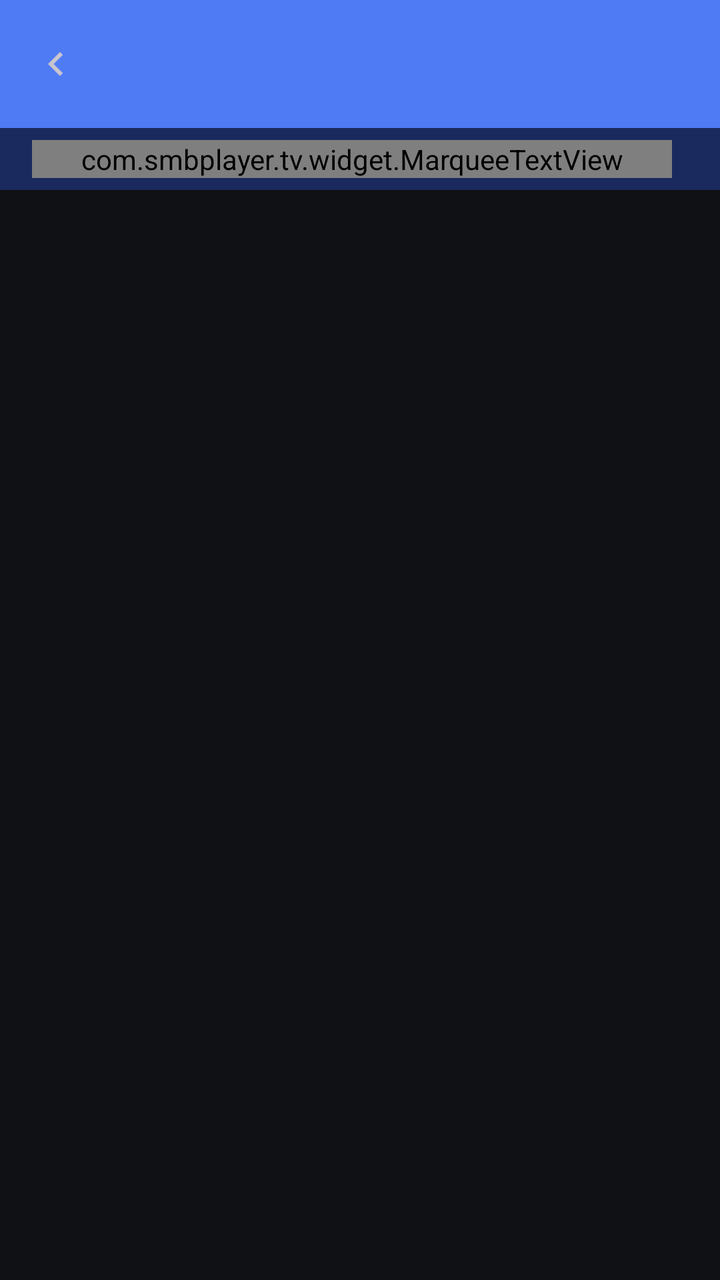
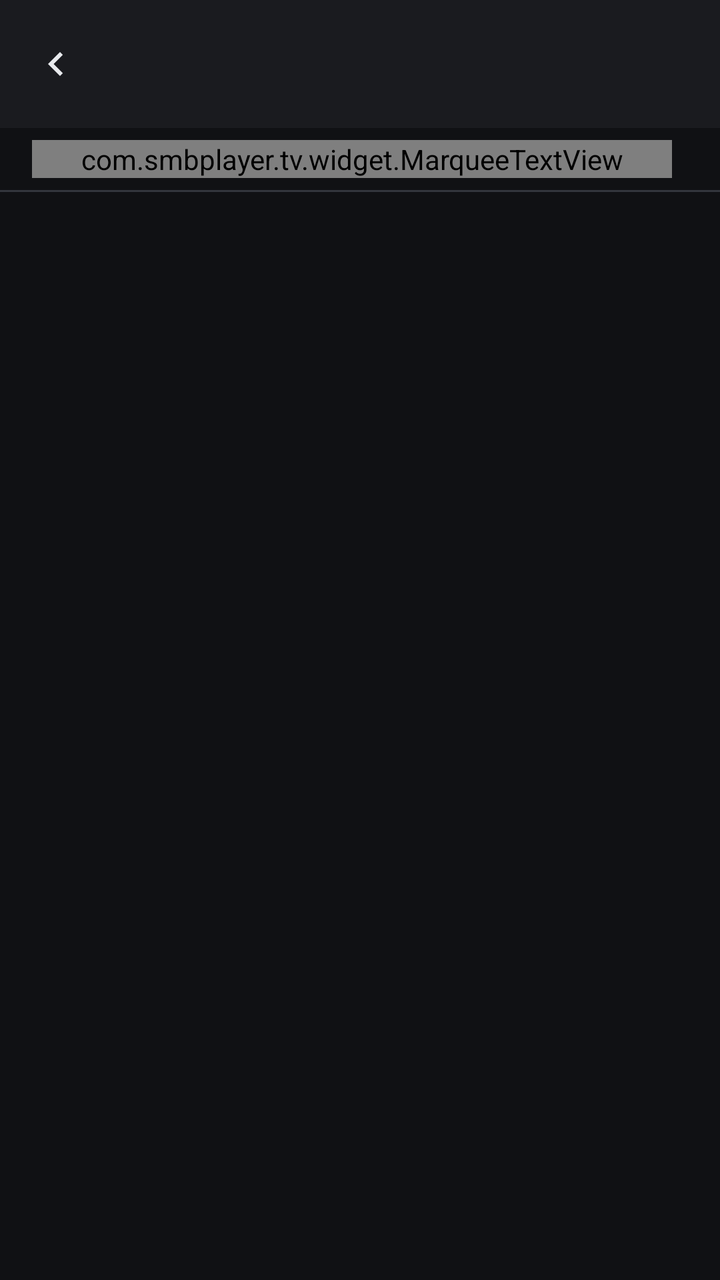

The first picture is an Android layout as it rendered before a commit; the second is the same layout after the commit. The layout source and the unified diff follow.
<!-- AndroidManifest.xml: application theme Theme.SmbPlayer -->
<!-- res/layout/activity_browse.xml -->
<?xml version="1.0" encoding="utf-8"?>
<LinearLayout xmlns:android="http://schemas.android.com/apk/res/android"
    xmlns:app="http://schemas.android.com/apk/res-auto"
    android:layout_width="match_parent"
    android:layout_height="match_parent"
    android:background="?android:attr/colorBackground"
    android:fitsSystemWindows="true"
    android:orientation="vertical">

    <com.google.android.material.appbar.MaterialToolbar
        android:id="@+id/toolbar"
        android:layout_width="match_parent"
        android:layout_height="?attr/actionBarSize"
        android:background="@color/primary"
        app:navigationContentDescription="@string/back"
        app:navigationIcon="@drawable/ic_chevron_left"
        app:titleTextColor="@color/on_primary" />

    <LinearLayout
        android:layout_width="match_parent"
        android:layout_height="wrap_content"
        android:background="@color/primary_dark"
        android:gravity="center_vertical"
        android:orientation="horizontal"
        android:paddingStart="16dp"
        android:paddingEnd="16dp"
        android:paddingTop="6dp"
        android:paddingBottom="6dp">

        <com.smbplayer.tv.widget.MarqueeTextView
            android:id="@+id/tv_path"
            android:layout_width="0dp"
            android:layout_height="wrap_content"
            android:layout_weight="1"
            android:textColor="@color/on_primary"
            android:textSize="12sp" />

        <TextView
            android:id="@+id/tv_count"
            android:layout_width="wrap_content"
            android:layout_height="wrap_content"
            android:layout_marginStart="8dp"
            android:textColor="@color/on_primary"
            android:textSize="12sp" />
    </LinearLayout>

    <FrameLayout
        android:layout_width="match_parent"
        android:layout_height="0dp"
        android:layout_weight="1">

        <androidx.recyclerview.widget.RecyclerView
            android:id="@+id/recycler"
            android:descendantFocusability="afterDescendants"
            android:layout_width="match_parent"
            android:layout_height="match_parent"
            android:clipToPadding="false"
            android:scrollbars="vertical" />

        <ProgressBar
            android:id="@+id/progress"
            android:layout_width="48dp"
            android:layout_height="48dp"
            android:layout_gravity="center"
            android:indeterminateTint="@color/primary"
            android:visibility="gone" />

        <LinearLayout
            android:id="@+id/empty_view"
            android:layout_width="wrap_content"
            android:layout_height="wrap_content"
            android:layout_gravity="center"
            android:gravity="center"
            android:orientation="vertical"
            android:padding="24dp"
            android:visibility="gone">

            <ImageView
                android:layout_width="48dp"
                android:layout_height="48dp"
                android:alpha="0.5"
                android:importantForAccessibility="no"
                android:src="@drawable/ic_folder"
                app:tint="@color/on_surface_variant" />

            <TextView
                android:id="@+id/tv_empty"
                android:layout_width="wrap_content"
                android:layout_height="wrap_content"
                android:layout_marginTop="12dp"
                android:gravity="center"
                android:text="@string/browse_empty"
                android:textColor="@color/on_surface_variant"
                android:textSize="15sp" />
        </LinearLayout>
    </FrameLayout>

    
    <LinearLayout
        android:id="@+id/selection_bar"
        android:layout_width="match_parent"
        android:layout_height="wrap_content"
        android:background="@color/primary_dark"
        android:gravity="center_vertical"
        android:orientation="horizontal"
        android:paddingStart="16dp"
        android:paddingEnd="8dp"
        android:paddingTop="8dp"
        android:paddingBottom="8dp"
        android:visibility="gone">

        <TextView
            android:id="@+id/tv_selected_count"
            android:layout_width="0dp"
            android:layout_height="wrap_content"
            android:layout_weight="1"
            android:textColor="@color/on_primary"
            android:textSize="14sp"
            android:textStyle="bold" />

        <Button
            android:id="@+id/btn_select_all"
            style="@style/Widget.Material3.Button.TextButton"
            android:layout_width="wrap_content"
            android:layout_height="wrap_content"
            android:text="@string/select_all"
            android:textColor="@color/on_primary" />

        <Button
            android:id="@+id/btn_delete_selected"
            style="@style/Widget.Material3.Button.TextButton"
            android:layout_width="wrap_content"
            android:layout_height="wrap_content"
            android:text="@string/delete_confirm"
            android:textColor="#FFFF8A80" />

        <Button
            android:id="@+id/btn_cancel_selection"
            style="@style/Widget.Material3.Button.TextButton"
            android:layout_width="wrap_content"
            android:layout_height="wrap_content"
            android:text="@string/server_cancel"
            android:textColor="@color/on_primary" />
    </LinearLayout>

</LinearLayout>
<!-- resources referenced by this layout -->
<resources>
  <color name="on_primary">#FFFFFFFF</color>
  <color name="on_surface_variant">#FFA6AAB3</color>
  <color name="primary">#FF4F7CF5</color>
  <color name="primary_dark">#FF1A2A5E</color>
  <!-- drawable ic_chevron_left (drawable) -->
  <?xml version="1.0" encoding="utf-8"?>
  <vector xmlns:android="http://schemas.android.com/apk/res/android"
      android:width="24dp" android:height="24dp"
      android:viewportWidth="24" android:viewportHeight="24"
      android:tint="?attr/colorControlNormal">
      <path android:fillColor="@android:color/white"
          android:pathData="M15.41,7.41L14,6l-6,6 6,6 1.41,-1.41L10.83,12z" />
  </vector>
  <!-- drawable ic_folder (drawable) -->
  <?xml version="1.0" encoding="utf-8"?>
  <vector xmlns:android="http://schemas.android.com/apk/res/android"
      android:width="24dp" android:height="24dp"
      android:viewportWidth="24" android:viewportHeight="24"
      android:tint="?attr/colorControlNormal">
      <path android:fillColor="@android:color/white"
          android:pathData="M10,4H4c-1.1,0 -1.99,0.9 -1.99,2L2,18c0,1.1 0.9,2 2,2h16c1.1,0 2,-0.9 2,-2V8c0,-1.1 -0.9,-2 -2,-2h-8l-2,-2z" />
  </vector>
  <string name="back">返回</string>
  <string name="browse_empty">这个文件夹是空的</string>
  <string name="delete_confirm">删除</string>
  <string name="select_all">全选</string>
  <string name="server_cancel">取消</string>
  <style name="Theme.SmbPlayer" parent="Theme.Material3.Dark.NoActionBar">
          <item name="colorPrimary">@color/primary</item>
          <item name="colorOnPrimary">@color/on_primary</item>
          <item name="colorSecondary">@color/secondary</item>
          <item name="android:colorBackground">@color/background</item>
          <item name="colorSurface">@color/surface</item>
          <item name="colorOnSurface">@color/on_surface</item>
          <item name="colorOutline">@color/outline</item>
          <item name="android:statusBarColor">@color/background</item>
      </style>
  <color name="secondary">#FF26A69A</color>
  <color name="background">#FF101114</color>
  <color name="surface">#FF1A1B1F</color>
  <color name="on_surface">#FFE8EAED</color>
  <color name="outline">#FF33363D</color>
</resources>

<!-- the commit's change to res/layout/activity_browse.xml (unified diff, before → after) -->
@@ -7,19 +7,21 @@
     android:fitsSystemWindows="true"
     android:orientation="vertical">
 
+    
     <com.google.android.material.appbar.MaterialToolbar
         android:id="@+id/toolbar"
         android:layout_width="match_parent"
         android:layout_height="?attr/actionBarSize"
-        android:background="@color/primary"
+        android:background="@color/surface"
         app:navigationContentDescription="@string/back"
         app:navigationIcon="@drawable/ic_chevron_left"
-        app:titleTextColor="@color/on_primary" />
+        app:navigationIconTint="@color/on_surface"
+        app:titleTextColor="@color/on_surface" />
 
     <LinearLayout
         android:layout_width="match_parent"
         android:layout_height="wrap_content"
-        android:background="@color/primary_dark"
+        android:background="@color/background"
         android:gravity="center_vertical"
         android:orientation="horizontal"
         android:paddingStart="16dp"
@@ -32,7 +34,7 @@
             android:layout_width="0dp"
             android:layout_height="wrap_content"
             android:layout_weight="1"
-            android:textColor="@color/on_primary"
+            android:textColor="@color/on_surface_variant"
             android:textSize="12sp" />
 
         <TextView
@@ -40,9 +42,14 @@
             android:layout_width="wrap_content"
             android:layout_height="wrap_content"
             android:layout_marginStart="8dp"
-            android:textColor="@color/on_primary"
+            android:textColor="@color/on_surface_variant"
             android:textSize="12sp" />
     </LinearLayout>
+
+    <View
+        android:layout_width="match_parent"
+        android:layout_height="1dp"
+        android:background="@color/outline" />
 
     <FrameLayout
         android:layout_width="match_parent"
@@ -100,7 +107,7 @@
         android:id="@+id/selection_bar"
         android:layout_width="match_parent"
         android:layout_height="wrap_content"
-        android:background="@color/primary_dark"
+        android:background="@color/surface_high"
         android:gravity="center_vertical"
         android:orientation="horizontal"
         android:paddingStart="16dp"
<!-- resource entries referenced after the edit -->
@@ -3,7 +3,6 @@
   <color name="on_primary">#FFFFFFFF</color>
   <color name="on_surface_variant">#FFA6AAB3</color>
   <color name="primary">#FF4F7CF5</color>
-  <color name="primary_dark">#FF1A2A5E</color>
   <!-- drawable ic_chevron_left (drawable) -->
   <?xml version="1.0" encoding="utf-8"?>
   <vector xmlns:android="http://schemas.android.com/apk/res/android"
@@ -40,6 +39,7 @@
   <color name="secondary">#FF26A69A</color>
   <color name="background">#FF101114</color>
   <color name="surface">#FF1A1B1F</color>
+  <color name="surface_high">#FF24262C</color>
   <color name="on_surface">#FFE8EAED</color>
   <color name="outline">#FF33363D</color>
 </resources>
